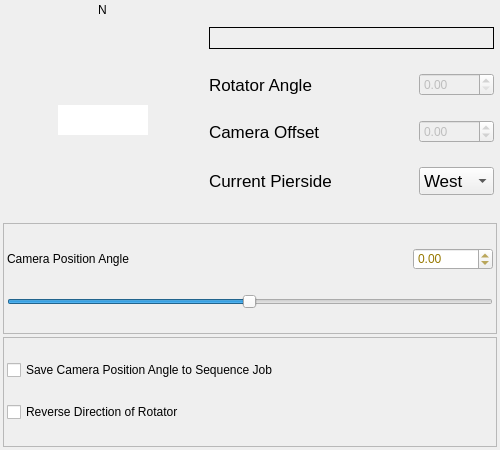
Above: kstars/ekos/capture/rotatorsettings.ui from KDE/kstars before the change. Below: the same form after it.
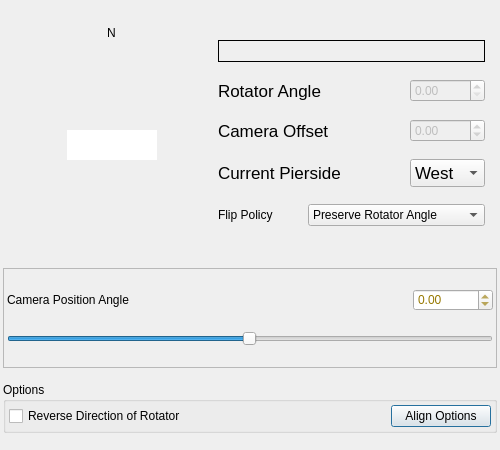
That is the form after the change. Custom widgets are drawn as their Qt base class.

Commit message: Upgrade & refactor rotatorsettings

The edit to the form file:
```diff
--- a/kstars/ekos/capture/rotatorsettings.ui
+++ b/kstars/ekos/capture/rotatorsettings.ui
@@ -17,7 +17,10 @@
    </size>
   </property>
   <property name="windowTitle">
-   <string>Rotator Settings</string>
+   <string>Rotator Control</string>
+  </property>
+  <property name="autoFillBackground">
+   <bool>false</bool>
   </property>
   <layout class="QVBoxLayout" name="verticalLayout_4">
    <property name="spacing">
@@ -36,6 +39,13 @@
     <number>3</number>
    </property>
    <item>
+    <widget class="QFrame" name="Display">
+     <property name="maximumSize">
+      <size>
+       <width>16777215</width>
+       <height>240</height>
+      </size>
+     </property>
     <layout class="QHBoxLayout" name="horizontalLayout_4">
      <property name="spacing">
       <number>3</number>
@@ -195,37 +205,21 @@
         <property name="spacing">
          <number>3</number>
         </property>
-        <item row="1" column="0">
-         <widget class="QLabel" name="label_2">
-          <property name="font">
-           <font>
-            <pointsize>13</pointsize>
-           </font>
-          </property>
-          <property name="toolTip">
-           <string>&lt;html&gt;&lt;head/&gt;&lt;body&gt;&lt;p&gt;The raw rotator full circle angle of the rotator device, which is calculated as the difference of the rotator origin (zero angle) respective to North on pierside WEST or respective to South on pierside EAST.&lt;/p&gt;&lt;/body&gt;&lt;/html&gt;</string>
-          </property>
+         <item row="5" column="1" colspan="2">
+          <widget class="QComboBox" name="FlipPolicy">
+           <item>
           <property name="text">
-           <string>Rotator Angle</string>
-          </property>
-         </widget>
-        </item>
-        <item row="2" column="0">
-         <widget class="QLabel" name="label_4">
-          <property name="font">
-           <font>
-            <pointsize>13</pointsize>
-           </font>
-          </property>
-          <property name="toolTip">
-           <string>&lt;html&gt;&lt;head/&gt;&lt;body&gt;&lt;p&gt;The angle of the camera upright direction (see FOV) respective to the rotator origin direction. The camera offset is determined automatically by a &lt;span style=&quot; font-weight:700;&quot;&gt;Capture &amp;amp; Solve&lt;/span&gt; or a &lt;span style=&quot; font-weight:700;&quot;&gt;Load &amp;amp; Slew&lt;/span&gt; in the Align module. &lt;/p&gt;&lt;p&gt;The camera offset is measured in position angle scope (-179.99° to 180.00°).&lt;/p&gt;&lt;/body&gt;&lt;/html&gt;</string>
-          </property>
+             <string>Preserve Rotator Angle</string>
+            </property>
+           </item>
+           <item>
           <property name="text">
-           <string>Camera Offset</string>
-          </property>
-         </widget>
-        </item>
-        <item row="3" column="0">
+             <string>Preserve Position Angle</string>
+            </property>
+           </item>
+          </widget>
+         </item>
+         <item row="3" column="0" colspan="2">
          <widget class="QLabel" name="label">
           <property name="font">
            <font>
@@ -240,41 +234,7 @@
           </property>
          </widget>
         </item>
-        <item row="1" column="1">
-         <widget class="QDoubleSpinBox" name="RotatorAngle">
-          <property name="enabled">
-           <bool>false</bool>
-          </property>
-          <property name="minimumSize">
-           <size>
-            <width>75</width>
-            <height>0</height>
-           </size>
-          </property>
-          <property name="maximumSize">
-           <size>
-            <width>75</width>
-            <height>16777215</height>
-           </size>
-          </property>
-          <property name="toolTip">
-           <string>&lt;html&gt;&lt;head/&gt;&lt;body&gt;&lt;p&gt;Raw rotator Angle&lt;/p&gt;&lt;/body&gt;&lt;/html&gt;</string>
-          </property>
-          <property name="styleSheet">
-           <string notr="true"/>
-          </property>
-          <property name="decimals">
-           <number>2</number>
-          </property>
-          <property name="maximum">
-           <double>360.000000000000000</double>
-          </property>
-          <property name="singleStep">
-           <double>1.000000000000000</double>
-          </property>
-         </widget>
-        </item>
-        <item row="3" column="1">
+         <item row="3" column="2" alignment="Qt::AlignRight">
          <widget class="QComboBox" name="MountPierside">
           <property name="minimumSize">
            <size>
@@ -308,7 +268,7 @@
           </item>
          </widget>
         </item>
-        <item row="2" column="1">
+         <item row="2" column="2" alignment="Qt::AlignRight">
          <widget class="QDoubleSpinBox" name="CameraOffset">
           <property name="enabled">
            <bool>false</bool>
@@ -342,7 +302,7 @@
           </property>
          </widget>
         </item>
-        <item row="0" column="0" colspan="2">
+         <item row="0" column="0" colspan="3">
          <widget class="QLabel" name="RotatorName">
           <property name="maximumSize">
            <size>
@@ -361,13 +321,100 @@
           </property>
          </widget>
         </item>
+         <item row="5" column="0">
+          <widget class="QLabel" name="label_6">
+           <property name="maximumSize">
+            <size>
+             <width>16777215</width>
+             <height>24</height>
+            </size>
+           </property>
+           <property name="toolTip">
+            <string>&lt;html&gt;&lt;head/&gt;&lt;body&gt;&lt;p&gt;&lt;span style=&quot; font-weight:600;&quot;&gt;Flip Policy&lt;/span&gt; determines how the rotator reacts after a flip or if the result of a solved reference image reports a different pierside respective to the actual mount pierside.&lt;/p&gt;&lt;p&gt;Flip Policy can be altered in &lt;span style=&quot; font-weight:600;&quot;&gt;Align Options&lt;/span&gt;&lt;span style=&quot; font-size:12pt;&quot;&gt; under &amp;quot;Rotator Settings&amp;quot;.&lt;/span&gt;&lt;/p&gt;&lt;/body&gt;&lt;/html&gt;</string>
+           </property>
+           <property name="text">
+            <string>Flip Policy</string>
+           </property>
+          </widget>
+         </item>
+         <item row="1" column="2" alignment="Qt::AlignRight">
+          <widget class="QDoubleSpinBox" name="RotatorAngle">
+           <property name="enabled">
+            <bool>false</bool>
+           </property>
+           <property name="minimumSize">
+            <size>
+             <width>75</width>
+             <height>0</height>
+            </size>
+           </property>
+           <property name="maximumSize">
+            <size>
+             <width>75</width>
+             <height>16777215</height>
+            </size>
+           </property>
+           <property name="toolTip">
+            <string>&lt;html&gt;&lt;head/&gt;&lt;body&gt;&lt;p&gt;Raw rotator Angle&lt;/p&gt;&lt;/body&gt;&lt;/html&gt;</string>
+           </property>
+           <property name="styleSheet">
+            <string notr="true"/>
+           </property>
+           <property name="decimals">
+            <number>2</number>
+           </property>
+           <property name="maximum">
+            <double>360.000000000000000</double>
+           </property>
+           <property name="singleStep">
+            <double>1.000000000000000</double>
+           </property>
+          </widget>
+         </item>
+         <item row="1" column="0" colspan="2">
+          <widget class="QLabel" name="label_2">
+           <property name="font">
+            <font>
+             <pointsize>13</pointsize>
+            </font>
+           </property>
+           <property name="toolTip">
+            <string>&lt;html&gt;&lt;head/&gt;&lt;body&gt;&lt;p&gt;The raw rotator full circle angle of the rotator device, which is calculated as the difference of the rotator origin (zero angle) respective to North on pierside WEST or respective to South on pierside EAST.&lt;/p&gt;&lt;/body&gt;&lt;/html&gt;</string>
+           </property>
+           <property name="text">
+            <string>Rotator Angle</string>
+           </property>
+          </widget>
+         </item>
+         <item row="2" column="0" colspan="2">
+          <widget class="QLabel" name="label_4">
+           <property name="font">
+            <font>
+             <pointsize>13</pointsize>
+            </font>
+           </property>
+           <property name="toolTip">
+            <string>&lt;html&gt;&lt;head/&gt;&lt;body&gt;&lt;p&gt;The angle of the camera upright direction (see FOV) respective to the rotator origin direction. The camera offset is determined automatically by a &lt;span style=&quot; font-weight:700;&quot;&gt;Capture &amp;amp; Solve&lt;/span&gt; or a &lt;span style=&quot; font-weight:700;&quot;&gt;Load &amp;amp; Slew&lt;/span&gt; in the Align module. &lt;/p&gt;&lt;p&gt;The camera offset is measured in position angle scope (-179.99° to 180.00°).&lt;/p&gt;&lt;/body&gt;&lt;/html&gt;</string>
+           </property>
+           <property name="text">
+            <string>Camera Offset</string>
+           </property>
+          </widget>
+         </item>
        </layout>
       </widget>
      </item>
     </layout>
+    </widget>
    </item>
    <item>
     <widget class="QFrame" name="PAControl">
+     <property name="maximumSize">
+      <size>
+       <width>16777215</width>
+       <height>100</height>
+      </size>
+     </property>
      <property name="frameShape">
       <enum>QFrame::StyledPanel</enum>
      </property>
@@ -478,14 +525,20 @@
     </widget>
    </item>
    <item>
-    <widget class="QFrame" name="Options">
-     <property name="frameShape">
-      <enum>QFrame::StyledPanel</enum>
+    <widget class="QGroupBox" name="Options">
+     <property name="sizePolicy">
+      <sizepolicy hsizetype="Preferred" vsizetype="Fixed">
+       <horstretch>0</horstretch>
+       <verstretch>0</verstretch>
+      </sizepolicy>
      </property>
-     <property name="frameShadow">
-      <enum>QFrame::Raised</enum>
+     <property name="title">
+      <string>Options</string>
      </property>
-     <layout class="QGridLayout" name="gridLayout">
+     <layout class="QHBoxLayout" name="horizontalLayout">
+      <property name="spacing">
+       <number>3</number>
+      </property>
       <property name="leftMargin">
        <number>3</number>
       </property>
@@ -498,26 +551,26 @@
       <property name="bottomMargin">
        <number>3</number>
       </property>
-      <property name="spacing">
-       <number>3</number>
-      </property>
-      <item row="0" column="0" colspan="2">
-       <widget class="QCheckBox" name="enforceJobPA">
-        <property name="toolTip">
-         <string>&lt;html&gt;&lt;head/&gt;&lt;body&gt;&lt;p&gt;The camera position angle is saved to a sequence capture job. On execution of the job the camera is rotated to the specified position angle.&lt;/p&gt;&lt;/body&gt;&lt;/html&gt;</string>
-        </property>
-        <property name="text">
-         <string>Save Camera Position Angle to Sequence Job</string>
-        </property>
-       </widget>
-      </item>
-      <item row="1" column="0" colspan="2">
+      <item>
        <widget class="QCheckBox" name="reverseDirection">
         <property name="text">
          <string>Reverse Direction of Rotator</string>
         </property>
        </widget>
       </item>
+      <item>
+       <widget class="QPushButton" name="AlignOptions">
+        <property name="maximumSize">
+         <size>
+          <width>100</width>
+          <height>16777215</height>
+         </size>
+        </property>
+        <property name="text">
+         <string>Align Options</string>
+        </property>
+       </widget>
+      </item>
      </layout>
     </widget>
    </item>
```
Left out of the diff: 2 changed lines with no effect on the pictures. Lines whose indentation alone changed are shown as unchanged. The commit also changes 16 other files.
